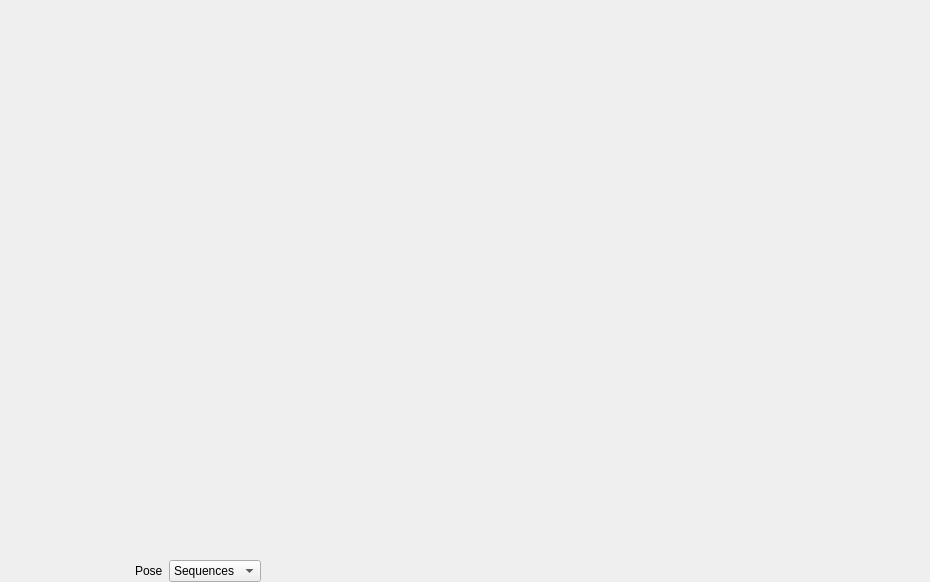
Before: the Qt Designer form src/tools/hlam/ui/assets/studiomodel/StudioModelView.ui in SamVanheer/HalfLifeAssetManager, drawn with Qt 5.
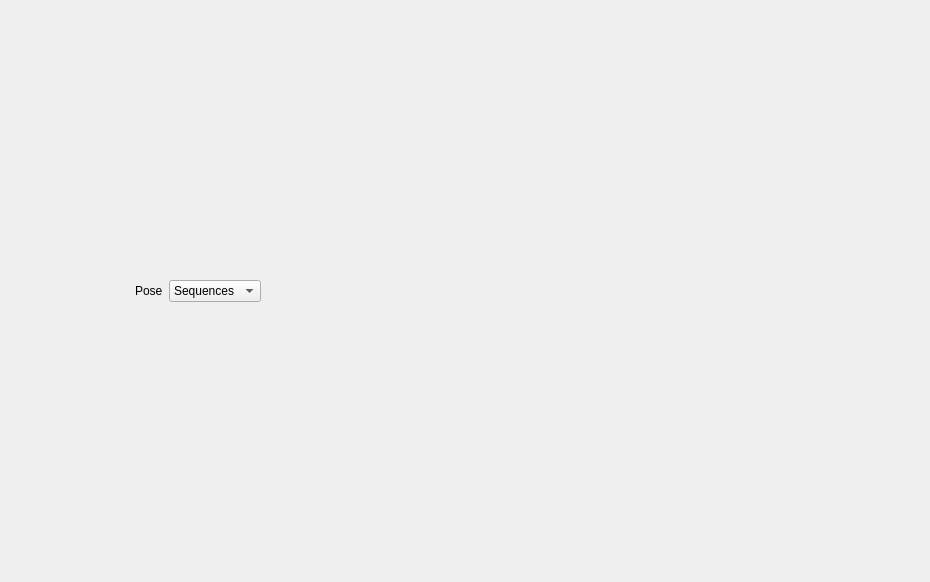
After: the same form once the commit is applied. Custom widgets are drawn as their Qt base class.

Commit message: Reimplement hardware accelerated texture view Resolves #231

Patch:
```diff
--- a/src/tools/hlam/ui/assets/studiomodel/StudioModelView.ui
+++ b/src/tools/hlam/ui/assets/studiomodel/StudioModelView.ui
@@ -13,7 +13,7 @@
   <property name="windowTitle">
    <string>Form</string>
   </property>
-  <layout class="QGridLayout" name="gridLayout" columnstretch="0,0,0,0,0,0,0,0">
+  <layout class="QGridLayout" name="gridLayout" columnstretch="0,0,0,0,0">
    <property name="leftMargin">
     <number>0</number>
    </property>
@@ -42,32 +42,6 @@
      </property>
     </widget>
    </item>
-   <item row="1" column="3">
-    <widget class="QComboBox" name="Pose">
-     <property name="sizePolicy">
-      <sizepolicy hsizetype="Fixed" vsizetype="Fixed">
-       <horstretch>0</horstretch>
-       <verstretch>0</verstretch>
-      </sizepolicy>
-     </property>
-     <item>
-      <property name="text">
-       <string>Sequences</string>
-      </property>
-     </item>
-     <item>
-      <property name="text">
-       <string>Skeleton</string>
-      </property>
-     </item>
-    </widget>
-   </item>
-   <item row="1" column="1" alignment="Qt::AlignLeft">
-    <widget class="QTabBar" name="ViewSelection" native="true"/>
-   </item>
-   <item row="1" column="0">
-    <widget class="ui::assets::studiomodel::InfoBar" name="InfoBar" native="true"/>
-   </item>
    <item row="1" column="4">
     <spacer name="horizontalSpacer">
      <property name="orientation">
@@ -81,8 +55,34 @@
      </property>
     </spacer>
    </item>
+   <item row="1" column="1" alignment="Qt::AlignLeft">
+    <widget class="QTabBar" name="ViewSelection" native="true"/>
+   </item>
+   <item row="1" column="0">
+    <widget class="ui::assets::studiomodel::InfoBar" name="InfoBar" native="true"/>
+   </item>
+   <item row="1" column="3">
+    <widget class="QComboBox" name="Pose">
+     <property name="sizePolicy">
+      <sizepolicy hsizetype="Fixed" vsizetype="Fixed">
+       <horstretch>0</horstretch>
+       <verstretch>0</verstretch>
+      </sizepolicy>
+     </property>
+     <item>
+      <property name="text">
+       <string>Sequences</string>
+      </property>
+     </item>
+     <item>
+      <property name="text">
+       <string>Skeleton</string>
+      </property>
+     </item>
+    </widget>
+   </item>
    <item row="0" column="0" colspan="5">
-    <widget class="QStackedWidget" name="View"/>
+    <layout class="QVBoxLayout" name="SceneContainer"/>
    </item>
   </layout>
  </widget>
```
The commit also changes 19 other files.
